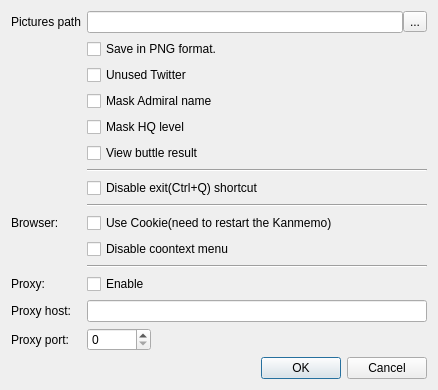
Old version of the form settingsdialog.ui in the repository ioriayane/KanmusuMemory.
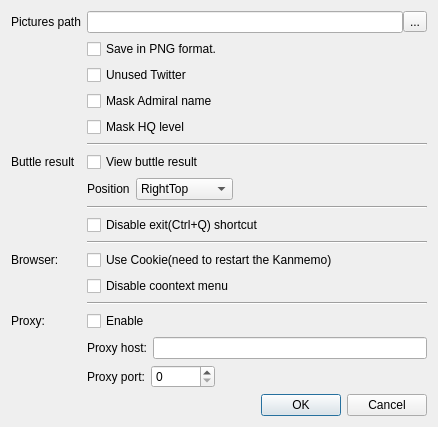
New version of the form. Icons and pictures are not drawn.

Commit message: add the ability to change the view position

What changed in the file:
```diff
--- a/settingsdialog.ui
+++ b/settingsdialog.ui
@@ -7,7 +7,7 @@
     <x>0</x>
     <y>0</y>
     <width>438</width>
-    <height>346</height>
+    <height>389</height>
    </rect>
   </property>
   <property name="windowTitle">
@@ -23,14 +23,14 @@
      <property name="fieldGrowthPolicy">
       <enum>QFormLayout::AllNonFixedFieldsGrow</enum>
      </property>
-     <item row="2" column="0">
+     <item row="0" column="0">
       <widget class="QLabel" name="label">
        <property name="text">
         <string>Pictures path</string>
        </property>
       </widget>
      </item>
-     <item row="2" column="1">
+     <item row="0" column="1">
       <layout class="QHBoxLayout" name="horizontalLayout">
        <property name="spacing">
         <number>0</number>
@@ -47,14 +47,14 @@
        </item>
       </layout>
      </item>
-     <item row="3" column="1">
+     <item row="1" column="1">
       <widget class="QCheckBox" name="savePngCheckBox">
        <property name="text">
         <string>Save in PNG format.</string>
        </property>
       </widget>
      </item>
-     <item row="4" column="1">
+     <item row="2" column="1">
       <widget class="QCheckBox" name="unusedTwittercheckBox">
        <property name="maximumSize">
         <size>
@@ -67,7 +67,7 @@
        </property>
       </widget>
      </item>
-     <item row="5" column="1">
+     <item row="3" column="1">
       <widget class="QCheckBox" name="maskAdmiralNameCheckBox">
        <property name="maximumSize">
         <size>
@@ -80,6 +80,99 @@
        </property>
       </widget>
      </item>
+     <item row="4" column="1">
+      <widget class="QCheckBox" name="maskHqLevelCheckBox">
+       <property name="maximumSize">
+        <size>
+         <width>16777215</width>
+         <height>16777215</height>
+        </size>
+       </property>
+       <property name="text">
+        <string>Mask HQ level</string>
+       </property>
+      </widget>
+     </item>
+     <item row="5" column="1">
+      <widget class="Line" name="line_5">
+       <property name="orientation">
+        <enum>Qt::Horizontal</enum>
+       </property>
+      </widget>
+     </item>
+     <item row="6" column="0">
+      <widget class="QLabel" name="label_3">
+       <property name="text">
+        <string>Buttle result</string>
+       </property>
+      </widget>
+     </item>
+     <item row="6" column="1">
+      <widget class="QCheckBox" name="viewButtleResultCheckBox">
+       <property name="text">
+        <string>View buttle result</string>
+       </property>
+      </widget>
+     </item>
+     <item row="7" column="1">
+      <layout class="QHBoxLayout" name="horizontalLayout_4">
+       <item>
+        <widget class="QLabel" name="label_2">
+         <property name="text">
+          <string>Position</string>
+         </property>
+        </widget>
+       </item>
+       <item>
+        <widget class="QComboBox" name="buttleResultPositionComboBox">
+         <property name="currentText">
+          <string>RightTop</string>
+         </property>
+         <property name="currentIndex">
+          <number>1</number>
+         </property>
+         <item>
+          <property name="text">
+           <string>LeftTop</string>
+          </property>
+         </item>
+         <item>
+          <property name="text">
+           <string>RightTop</string>
+          </property>
+         </item>
+         <item>
+          <property name="text">
+           <string>LeftBottom</string>
+          </property>
+         </item>
+         <item>
+          <property name="text">
+           <string>RightBottom</string>
+          </property>
+         </item>
+         <item>
+          <property name="text">
+           <string>Center</string>
+          </property>
+         </item>
+        </widget>
+       </item>
+       <item>
+        <spacer name="horizontalSpacer">
+         <property name="orientation">
+          <enum>Qt::Horizontal</enum>
+         </property>
+         <property name="sizeHint" stdset="0">
+          <size>
+           <width>40</width>
+           <height>20</height>
+          </size>
+         </property>
+        </spacer>
+       </item>
+      </layout>
+     </item>
      <item row="8" column="1">
       <widget class="Line" name="line_3">
        <property name="orientation">
@@ -87,6 +180,20 @@
        </property>
       </widget>
      </item>
+     <item row="9" column="1">
+      <widget class="QCheckBox" name="disableExitShortcut">
+       <property name="text">
+        <string>Disable exit(Ctrl+Q) shortcut</string>
+       </property>
+      </widget>
+     </item>
+     <item row="10" column="1">
+      <widget class="Line" name="line_4">
+       <property name="orientation">
+        <enum>Qt::Horizontal</enum>
+       </property>
+      </widget>
+     </item>
      <item row="11" column="0">
       <widget class="QLabel" name="proxyHostLabel_3">
        <property name="text">
@@ -104,6 +211,13 @@
        </property>
       </widget>
      </item>
+     <item row="12" column="1">
+      <widget class="QCheckBox" name="disableContextMenu">
+       <property name="text">
+        <string>Disable coontext menu</string>
+       </property>
+      </widget>
+     </item>
      <item row="13" column="1">
       <widget class="Line" name="line">
        <property name="orientation">
@@ -125,25 +239,29 @@
        </property>
       </widget>
      </item>
-     <item row="15" column="0">
-      <widget class="QLabel" name="proxyHostLabel">
-       <property name="text">
-        <string>Proxy host:</string>
-       </property>
-      </widget>
-     </item>
      <item row="15" column="1">
-      <widget class="QLineEdit" name="proxyHost"/>
-     </item>
-     <item row="16" column="0">
-      <widget class="QLabel" name="proxyPortLabel">
-       <property name="text">
-        <string>Proxy port:</string>
-       </property>
-      </widget>
+      <layout class="QHBoxLayout" name="horizontalLayout_5">
+       <item>
+        <widget class="QLabel" name="proxyHostLabel">
+         <property name="text">
+          <string>Proxy host:</string>
+         </property>
+        </widget>
+       </item>
+       <item>
+        <widget class="QLineEdit" name="proxyHost"/>
+       </item>
+      </layout>
      </item>
      <item row="16" column="1">
       <layout class="QHBoxLayout" name="horizontalLayout_2">
+       <item>
+        <widget class="QLabel" name="proxyPortLabel">
+         <property name="text">
+          <string>Proxy port:</string>
+         </property>
+        </widget>
+       </item>
        <item>
         <widget class="QSpinBox" name="proxyPort">
          <property name="minimumSize">
@@ -169,47 +287,6 @@
        </item>
       </layout>
      </item>
-     <item row="12" column="1">
-      <widget class="QCheckBox" name="disableContextMenu">
-       <property name="text">
-        <string>Disable coontext menu</string>
-       </property>
-      </widget>
-     </item>
-     <item row="6" column="1">
-      <widget class="QCheckBox" name="maskHqLevelCheckBox">
-       <property name="maximumSize">
-        <size>
-         <width>16777215</width>
-         <height>16777215</height>
-        </size>
-       </property>
-       <property name="text">
-        <string>Mask HQ level</string>
-       </property>
-      </widget>
-     </item>
-     <item row="10" column="1">
-      <widget class="Line" name="line_4">
-       <property name="orientation">
-        <enum>Qt::Horizontal</enum>
-       </property>
-      </widget>
-     </item>
-     <item row="9" column="1">
-      <widget class="QCheckBox" name="disableExitShortcut">
-       <property name="text">
-        <string>Disable exit(Ctrl+Q) shortcut</string>
-       </property>
-      </widget>
-     </item>
-     <item row="7" column="1">
-      <widget class="QCheckBox" name="viewButtleResultCheckBox">
-       <property name="text">
-        <string>View buttle result</string>
-       </property>
-      </widget>
-     </item>
     </layout>
    </item>
    <item>
```
The commit also changes 7 other files.
